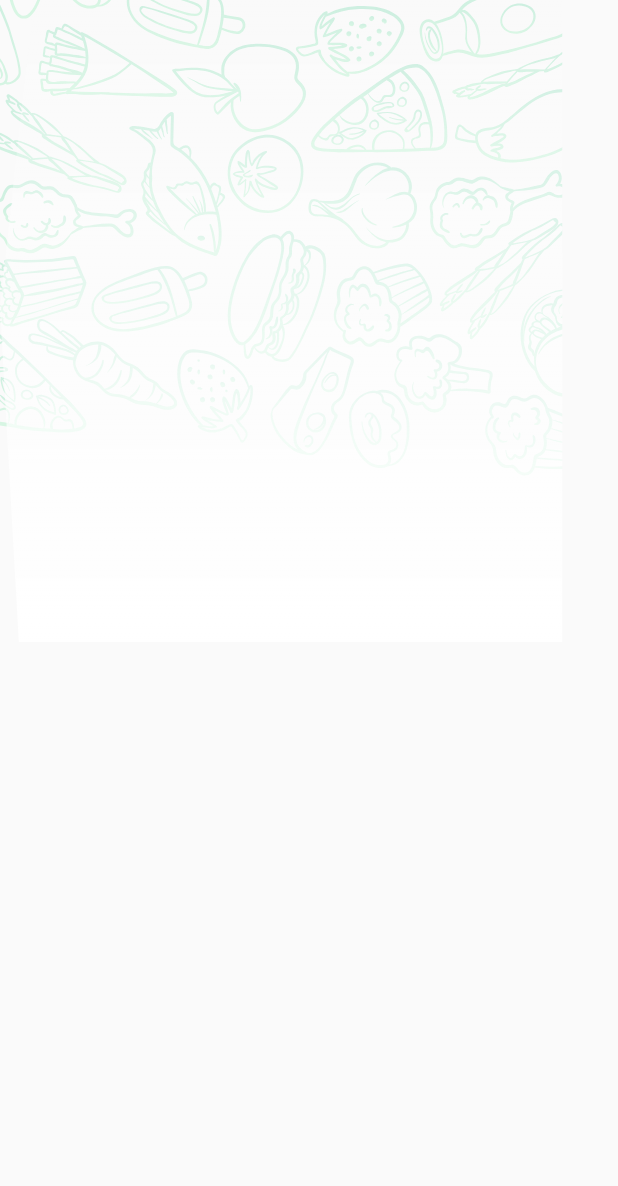
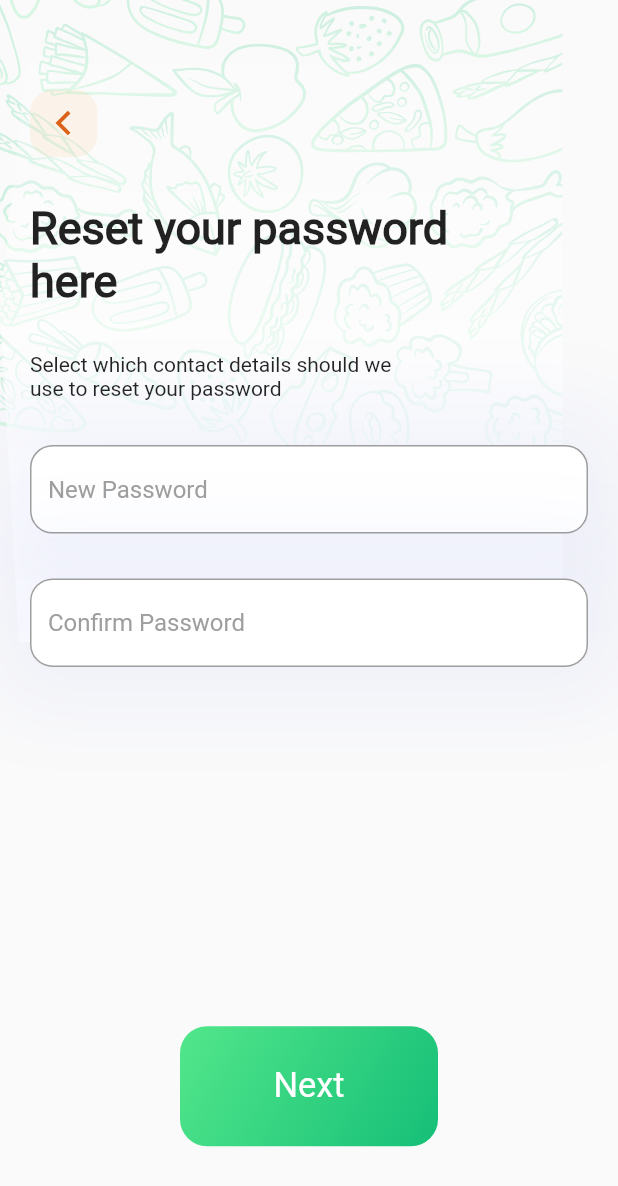
Before and after one commit to MuhanadIbrahim/food_Delivary, a Flutter app: the RestPasswordBody screen opened directly, on a phone screen of 412 x 824 dp. Shown: the top 1186 px of the screen. Run offline on Flutter 3.47's test engine with Material 2 defaults, Android fonts, the light colour scheme and no system bars; our stand-ins replace animated_splash_screen, flutter_svg, page_transition; Roboto replaces fonts that are missing (BentonSans Bold).

```diff
--- a/lib/constans/constans.dart
+++ b/lib/constans/constans.dart
@@ -15,3 +15,4 @@ const String kSignUpSuccessNotification = '/signUp_Notification_success';
 const String kVertificationCodeScrean = '/Vertification_code_screan';
 const String kForgetPasswordScrean = '/forget_password_screan';
 const String kRestpasswordScrean = '/rest_password_screan';
+const String kRestpasswordNoticationSuccess = '/restpassword_noticationsuccess';
--- a/lib/main.dart
+++ b/lib/main.dart
@@ -4,6 +4,7 @@ import 'package:food_delivery_app/views/forget_password.dart';
 import 'package:food_delivery_app/views/login_screan.dart';
 import 'package:food_delivery_app/views/payment_method.dart';
 import 'package:food_delivery_app/views/rest_password_screan.dart';
+import 'package:food_delivery_app/views/restpassword_successnotication_screan.dart';
 import 'package:food_delivery_app/views/screan1.dart';
 import 'package:food_delivery_app/views/screan2.dart';
 import 'package:food_delivery_app/views/screan3.dart';
@@ -44,6 +45,7 @@ class MyApp extends StatelessWidget {
         kVertificationCodeScrean: (context) => const VertificationCodeScrean(),
         kForgetPasswordScrean: (context) => const ForgetPasswordScrean(),
         kRestpasswordScrean:(context) => const RestPasswordScrean(),
+        kRestpasswordNoticationSuccess:(context) => const RestPasswordSuccesNoticationScrean(),
       },
       home: const CustomSplashScreanWidget(), // Set the initial page
       theme: ThemeData(fontFamily: 'Roboto'),
--- /dev/null
+++ b/lib/views/restpassword_successnotication_screan.dart
@@ -0,0 +1,12 @@
+import 'package:flutter/material.dart';
+
+import '../widgets/restpassword_succesNotication_body.dart';
+
+class RestPasswordSuccesNoticationScrean extends StatelessWidget {
+  const RestPasswordSuccesNoticationScrean({super.key});
+
+  @override
+  Widget build(BuildContext context) {
+    return const RestpasswordSuccesNoticationBody();
+  }
+}
--- a/lib/widgets/restpassword_body_content.dart
+++ b/lib/widgets/restpassword_body_content.dart
@@ -1,11 +1,107 @@
+import 'package:flutter/material.dart';
+import 'package:flutter_svg/svg.dart';
+import 'package:food_delivery_app/constans/constans.dart';
 
-import 'package:flutter/material.dart';
+import 'custom_button.dart';
 
 class RestPasswordBodyContent extends StatelessWidget {
   const RestPasswordBodyContent({super.key});
 
   @override
   Widget build(BuildContext context) {
-    return Container();
+    return Padding(
+      padding: const EdgeInsets.symmetric(horizontal: 20.0),
+      child: Column(
+        mainAxisAlignment: MainAxisAlignment.spaceAround,
+        crossAxisAlignment: CrossAxisAlignment.start,
+        children: [
+          const Spacer(
+            flex: 2,
+          ),
+          SvgPicture.asset('assets/images/Icon Back.svg'),
+          const Spacer(
+            flex: 1,
+          ),
+          const Text(
+            'Reset your password \nhere',
+            style: TextStyle(
+              fontSize: 30,
+              fontWeight: FontWeight.bold,
+              fontFamily: 'BentonSans Bold',
+            ),
+          ),
+          const Spacer(
+            flex: 1,
+          ),
+          const Text(
+            'Select which contact details should we \nuse to reset your password',
+          ),
+          const Spacer(
+            flex: 1,
+          ),
+          Container(
+            decoration: BoxDecoration(
+              borderRadius: BorderRadius.circular(15),
+              color: Colors.white,
+              boxShadow: [
+                BoxShadow(
+                    offset: Offset(0, 0),
+                    color: Color(0x115a6cea),
+                    spreadRadius: 25,
+                    blurRadius: 50)
+              ],
+            ),
+            width: MediaQuery.of(context).size.width - 40,
+            child: TextFormField(
+              decoration: InputDecoration(
+                  border: OutlineInputBorder(
+                      borderRadius: BorderRadius.circular(15),
+                      borderSide: BorderSide(width: 2, color: Colors.grey)),
+                  hintText: 'New Password',
+                  hintStyle: TextStyle(color: Colors.grey)),
+            ),
+          ),
+          const Spacer(
+            flex: 1,
+          ),
+          Container(
+            decoration: BoxDecoration(
+              borderRadius: BorderRadius.circular(15),
+              color: Colors.white,
+              boxShadow: [
+                BoxShadow(
+                    offset: Offset(0, 0),
+                    color: Color(0x115a6cea),
+                    spreadRadius: 25,
+                    blurRadius: 50)
+              ],
+            ),
+            width: MediaQuery.of(context).size.width - 40,
+            child: TextFormField(
+              decoration: InputDecoration(
+                  border: OutlineInputBorder(
+                      borderRadius: BorderRadius.circular(15),
+                      borderSide: BorderSide(width: 2, color: Colors.grey)),
+                  hintText: 'Confirm Password',
+                  hintStyle: TextStyle(color: Colors.grey)),
+            ),
+          ),
+          const Spacer(
+            flex: 8,
+          ),
+          GestureDetector(
+            onTap: () =>
+                Navigator.pushNamed(context, kRestpasswordNoticationSuccess),
+            child: const Padding(
+              padding: EdgeInsets.symmetric(horizontal: 100.0),
+              child: CustomButton(title: 'Next'),
+            ),
+          ),
+          const Spacer(
+            flex: 2,
+          )
+        ],
+      ),
+    );
   }
 }
--- /dev/null
+++ b/lib/widgets/restpassword_succesNotication_body.dart
@@ -0,0 +1,14 @@
+
+import 'package:flutter/material.dart';
+import 'package:flutter_svg/svg.dart';
+import 'package:food_delivery_app/widgets/restpassword_successn_notication_body_content.dart';
+
+
+class RestpasswordSuccesNoticationBody extends StatelessWidget {
+  const RestpasswordSuccesNoticationBody({super.key});
+
+  @override
+  Widget build(BuildContext context) {
+    return Scaffold(body: Stack(children: [SvgPicture.asset('assets/images/backGroundApp.svg'),const RestpasswordSuccesNoticationBodyContent()],),);
+  }
+}
--- /dev/null
+++ b/lib/widgets/restpassword_successn_notication_body_content.dart
@@ -0,0 +1,11 @@
+
+import 'package:flutter/material.dart';
+
+class RestpasswordSuccesNoticationBodyContent extends StatelessWidget {
+  const RestpasswordSuccesNoticationBodyContent({super.key});
+
+  @override
+  Widget build(BuildContext context) {
+    return Container();
+  }
+}
```
